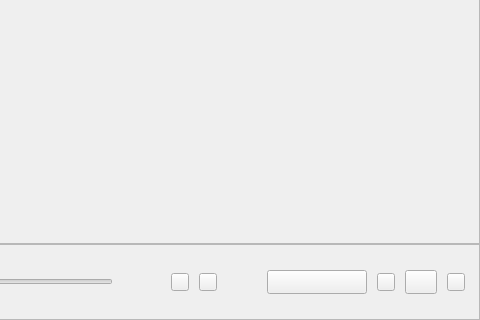
Before: the Qt Designer form src/xamp/xamp.ui in billlin0904/xamp2, drawn with Qt 5; both pictures show x 739 to 1219 and y 338 to 658 of the 1219 by 658 pixel window.
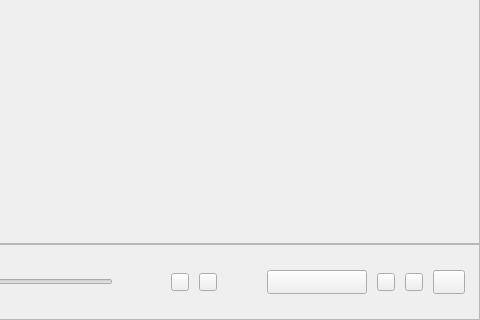
After: the same form once the commit is applied. Custom widgets are drawn as their Qt base class.

```diff
--- a/src/xamp/xamp.ui
+++ b/src/xamp/xamp.ui
@@ -1252,17 +1252,17 @@
           </spacer>
          </item>
          <item>
-          <widget class="QToolButton" name="selectDeviceButton">
+          <widget class="VolumeButton" name="mutedButton">
            <property name="minimumSize">
             <size>
-             <width>32</width>
-             <height>24</height>
+             <width>18</width>
+             <height>18</height>
             </size>
            </property>
            <property name="maximumSize">
             <size>
-             <width>32</width>
-             <height>24</height>
+             <width>18</width>
+             <height>18</height>
             </size>
            </property>
            <property name="text">
@@ -1274,12 +1274,6 @@
              <height>24</height>
             </size>
            </property>
-           <property name="popupMode">
-            <enum>QToolButton::InstantPopup</enum>
-           </property>
-           <property name="arrowType">
-            <enum>Qt::NoArrow</enum>
-           </property>
           </widget>
          </item>
          <item>
@@ -1299,17 +1293,17 @@
           </spacer>
          </item>
          <item>
-          <widget class="VolumeButton" name="mutedButton">
+          <widget class="QToolButton" name="selectDeviceButton">
            <property name="minimumSize">
             <size>
-             <width>18</width>
-             <height>18</height>
+             <width>32</width>
+             <height>24</height>
             </size>
            </property>
            <property name="maximumSize">
             <size>
-             <width>18</width>
-             <height>18</height>
+             <width>32</width>
+             <height>24</height>
             </size>
            </property>
            <property name="text">
@@ -1321,6 +1315,12 @@
              <height>24</height>
             </size>
            </property>
+           <property name="popupMode">
+            <enum>QToolButton::InstantPopup</enum>
+           </property>
+           <property name="arrowType">
+            <enum>Qt::NoArrow</enum>
+           </property>
           </widget>
          </item>
          <item>
```
Left out of the diff: 4 changed lines with no effect on the pictures.
